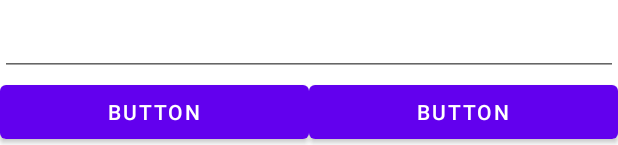
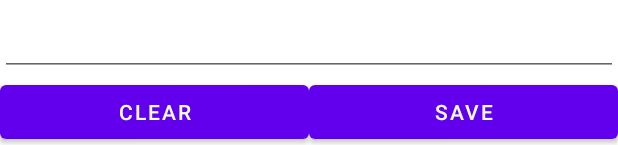
Before and after one commit to CMPUT301F22T16/HappyMeals, an Android app: the layout activity_recipe_edit_ingredient.xml on its own in the app's theme, with its tools: preview values and no code run, on a phone screen of 412 x 824 dp. Shown: the part 1088-1233 px from the top of the screen. Run offline under Robolectric (Android 15) with nearby library versions, the phone set to English and light mode, and no system bars.

Commit message:
Created a new activity to edit an ingredient in a recipe.

```diff
--- a/app/src/main/java/com/example/happymeals/recipe/RecipeIngredientAdapter.java
+++ b/app/src/main/java/com/example/happymeals/recipe/RecipeIngredientAdapter.java
@@ -55,7 +55,7 @@ public class RecipeIngredientAdapter extends RecyclerView.Adapter<RecipeIngredie
             super(itemView);
             desc = itemView.findViewById(R.id.recipe_ingredient_desc);
             deleteBtn = itemView.findViewById(R.id.delete_recipe_ingredient_btn);
-            editBtn = itemView.findViewById(R.id.edit_recipe_ingredient_btn);
+//            editBtn = itemView.findViewById(R.id.edit_recipe_ingredient_btn);
 
             deleteBtn.setOnClickListener(new View.OnClickListener() {
                 @Override
--- a/app/src/main/res/layout/activity_recipe_edit_ingredient.xml
+++ b/app/src/main/res/layout/activity_recipe_edit_ingredient.xml
@@ -78,13 +78,13 @@
             android:layout_width="wrap_content"
             android:layout_height="wrap_content"
             android:layout_weight="1"
-            android:text="Button" />
+            android:text="Clear" />
 
         <Button
             android:id="@+id/recipe_edit_ingredient_save_btn"
             android:layout_width="wrap_content"
             android:layout_height="wrap_content"
             android:layout_weight="1"
-            android:text="Button" />
+            android:text="Save" />
     </LinearLayout>
 </LinearLayout>
```
